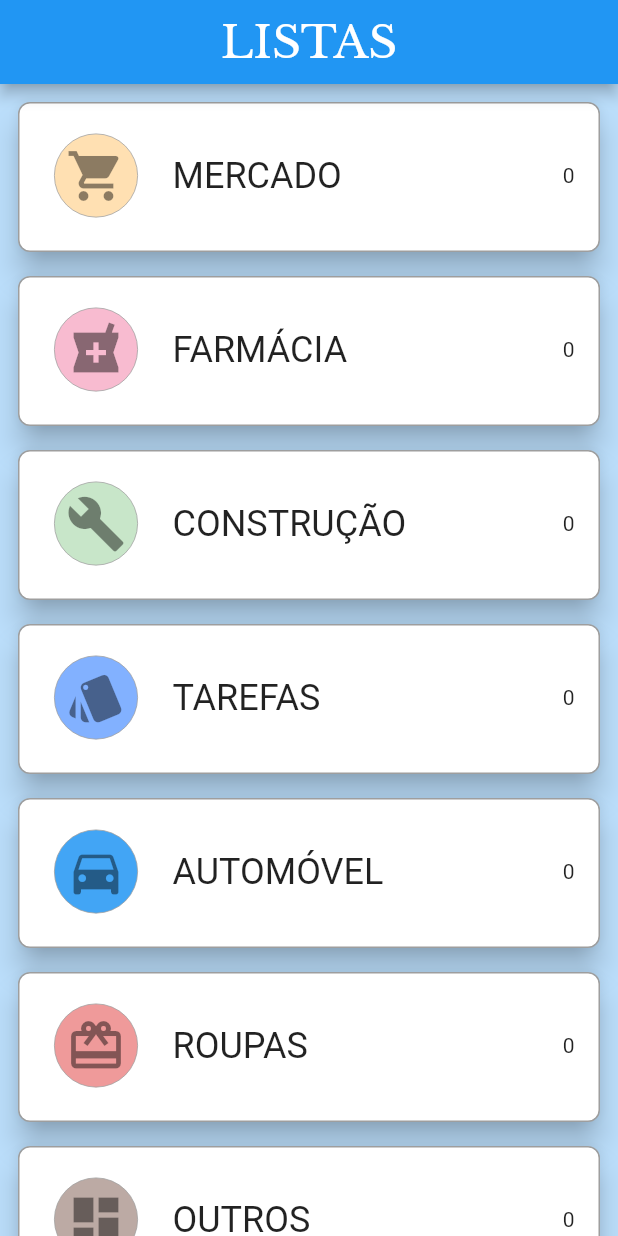
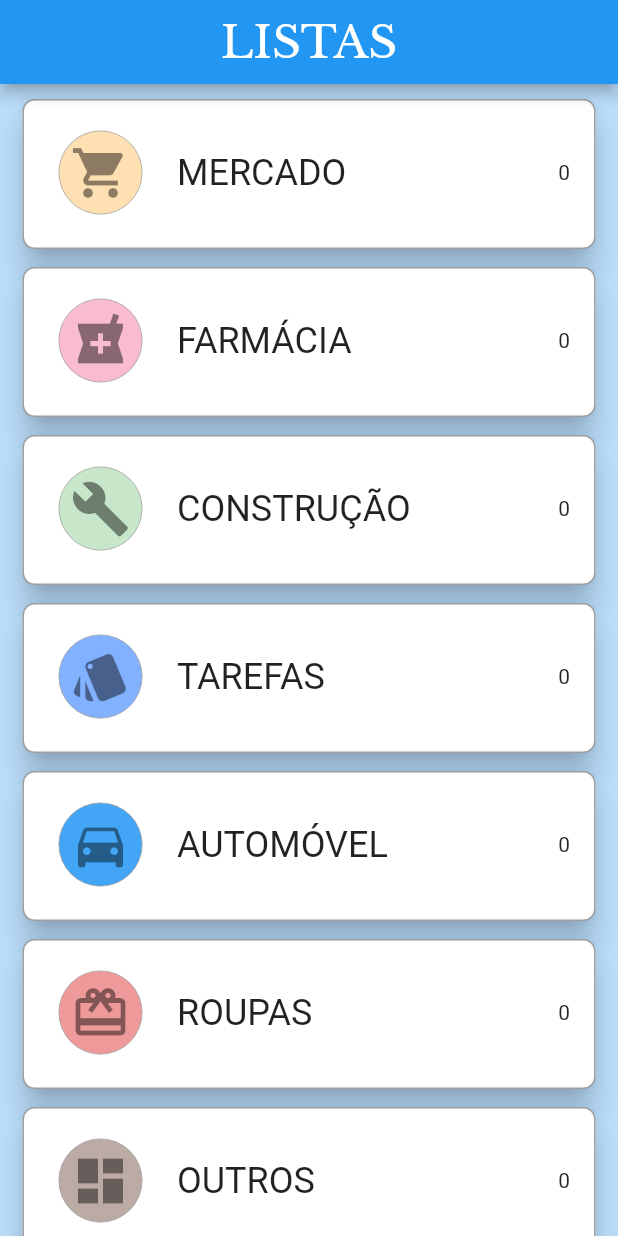
Before and after one commit to silvioagnello/tasks, a Flutter app: the screen it shows after launch, on a phone screen of 412 x 824 dp. Run offline on Flutter 3.47's test engine with Material 2 defaults, Android fonts, the phone set to English and light mode, and no system bars.

```diff
--- a/lib/home.dart
+++ b/lib/home.dart
@@ -58,7 +58,6 @@ class _HomePageState extends State<HomePage> {
         child: Text("LISTAS",
             style: TextStyle(
                 fontSize: 30.0,
-                // fontWeight: FontWeight.bold,
                 fontFamily: "LibreBaskerville")),
       )),
       body: buildBody(),
@@ -140,25 +139,14 @@ class _HomePageState extends State<HomePage> {
 
     return GestureDetector(
       onTap: () {
-        // String qtCateg;
-        // Route route = MaterialPageRoute(
-        //     builder: (context) =>
-        //         TasksPage(idCateg: _categories[idx].idCateg.toString()));
-        // Navigator.push(context, route);
         _awaitReturnValueFromSecondScreen(context, idx);
-        // final result = await Navigator.push(
-        //   context,
-        //   MaterialPageRoute(
-        //       builder: (context) =>
-        //           TasksPage(idCateg: _categories[idx].idCateg.toString()
-        //               // qtCateg: qtPendCateg
-        //               )),
-        // );
       },
       child: Padding(
-        padding:
-            const EdgeInsets.only(top: 8.0, left: 8.0, right: 8.0, bottom: 0.0),
+        padding: const EdgeInsets.all(
+            0.0), //only(top: 10.0, left: 20.0, right: 20.0, bottom: 0.0),
         child: Card(
+          margin:
+              EdgeInsets.only(left: 15.0, right: 15.0, top: 10.0, bottom: 2.0),
           shape: RoundedRectangleBorder(
             borderRadius: BorderRadius.circular(10.0),
           ),
@@ -169,6 +157,7 @@ class _HomePageState extends State<HomePage> {
                 border: Border.all(color: Colors.grey[500], width: 1.0)),
             // color: _categories[idx].color,
             height: 100.0,
+
             child: Padding(
               padding: const EdgeInsets.only(top: 20),
               child: ListTile(
--- a/pubspec.yaml
+++ b/pubspec.yaml
@@ -24,12 +24,16 @@ dependencies:
   # Use with the CupertinoIcons class for iOS style icons.
   cupertino_icons: ^0.1.2
   path_provider: ^1.1.0
+  flutter_launcher_icons: ^0.7.2
 
 dev_dependencies:
   flutter_test:
     sdk: flutter
 
-
+flutter_icons:
+  android: "launcher_icon"
+  ios: true
+  image_path: "assets/icons/RoundIcons-Free-Set-16.png"
 # For information on the generic Dart part of this file, see the
 # following page: https://dart.dev/tools/pub/pubspec
 
```
Also changed, not shown: assets/icons/RoundIcons-Free-Set-16.png (added), pubspec.lock, 21 other files.
